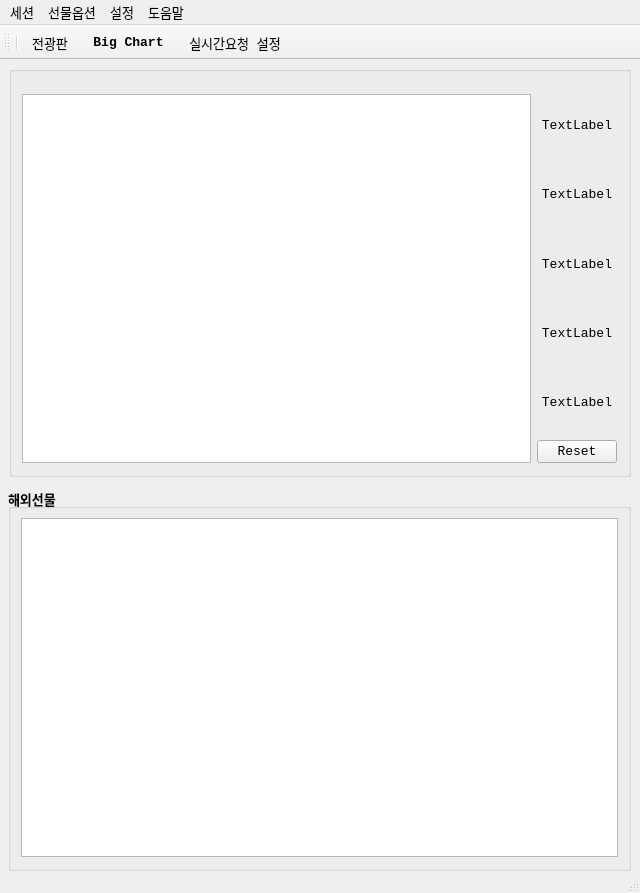
Before: the Qt Designer form UI/skybot.ui in skygoldfish/SkyBot, drawn with Qt 5.
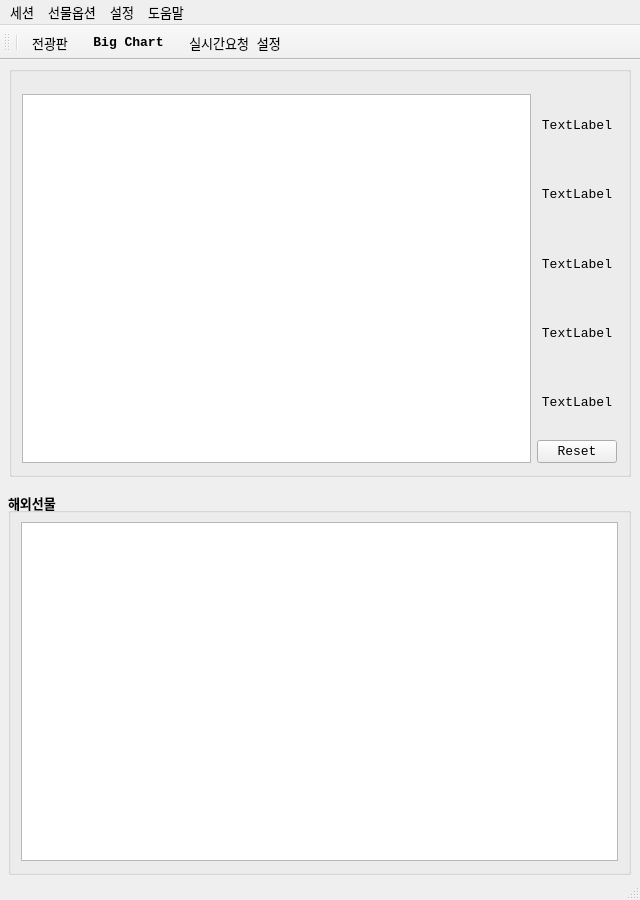
After: the same form once the commit is applied. Icons and pictures are not drawn.

Commit message: 소스정리

```diff
--- a/UI/skybot.ui
+++ b/UI/skybot.ui
@@ -7,7 +7,7 @@
     <x>0</x>
     <y>0</y>
     <width>640</width>
-    <height>893</height>
+    <height>900</height>
    </rect>
   </property>
   <property name="font">
@@ -117,7 +117,7 @@
     <property name="geometry">
      <rect>
       <x>8</x>
-      <y>428</y>
+      <y>432</y>
       <width>623</width>
       <height>383</height>
      </rect>
```
The commit also changes 2 other files.
